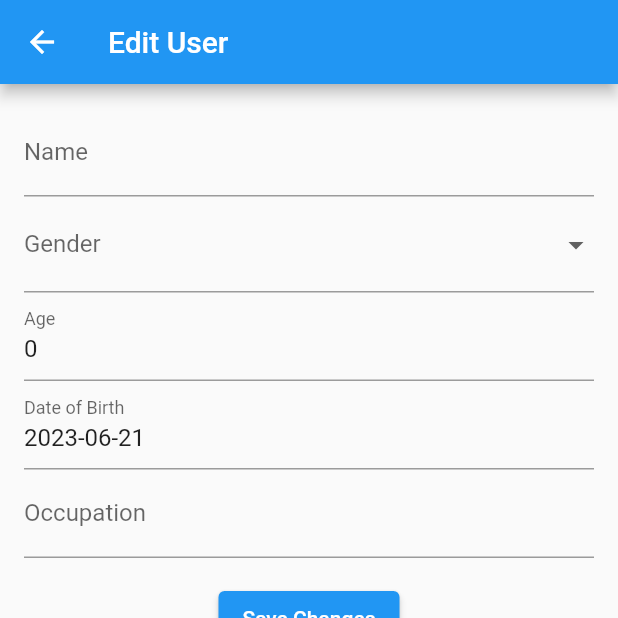
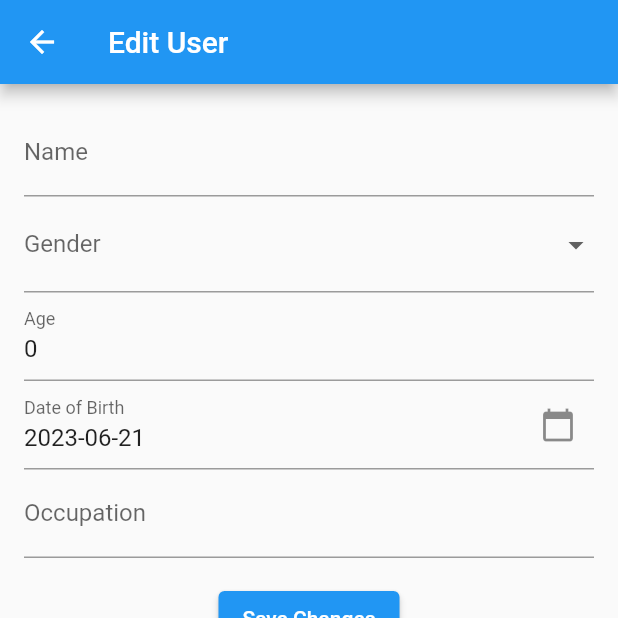
Before and after one commit to Hakobunn/realtimedatabase, a Flutter app: the EditPage screen opened directly with empty values, on a phone screen of 412 x 824 dp, the top half of it. Run offline on Flutter 3.47's test engine with Material 2 defaults, Android fonts, the phone set to English and light mode, and no system bars; our stand-ins replace firebase_core, firebase_database; accounts and stored records are empty.

```diff
--- a/lib/EditPage.dart
+++ b/lib/EditPage.dart
@@ -1,6 +1,8 @@
+//Create page and all code here Nur Athirah Zaaba
+// Alter the code to success Nur Amanina
+
 import 'package:flutter/material.dart';
 import 'package:intl/intl.dart';
-import 'package:firebase_database/firebase_database.dart';
 
 class EditPage extends StatefulWidget {
   final Map<String, dynamic> user;
@@ -16,7 +18,7 @@ class _EditPageState extends State<EditPage> {
   late TextEditingController genderController;
   late TextEditingController ageController;
   late TextEditingController dobController;
-  // late DateTime _selectedDate;
+  late DateTime _selectedDate;
   late TextEditingController occupationController;
 
   @override
@@ -29,9 +31,25 @@ class _EditPageState extends State<EditPage> {
     dobController = TextEditingController(
         text: DateFormat('yyyy-MM-dd')
             .format(DateTime.parse(widget.user['dob'])));
-    // _selectedDate = DateTime.parse(widget.user['dob']);
+    _selectedDate = DateTime.parse(widget.user['dob']);
     occupationController =
         TextEditingController(text: widget.user['occupation']);
+  }
+
+  Future<void> _selectDate(BuildContext context) async {
+    final DateTime? picked = await showDatePicker(
+      context: context,
+      initialDate: _selectedDate,
+      firstDate: DateTime(1900),
+      lastDate: DateTime.now(),
+    );
+
+    if (picked != null && picked != _selectedDate) {
+      setState(() {
+        _selectedDate = picked;
+        dobController.text = DateFormat('yyyy-MM-dd').format(_selectedDate);
+      });
+    }
   }
 
   @override
@@ -49,7 +67,6 @@ class _EditPageState extends State<EditPage> {
     String gender = genderController.text;
     int age = int.tryParse(ageController.text) ?? 0;
     String dob = dobController.text; // Store dob as String
-    // DateTime dob = DateFormat('yyyy-MM-dd').parse(dobController.text);
     print(dob);
     String occupation = occupationController.text;
 
@@ -106,8 +123,18 @@ class _EditPageState extends State<EditPage> {
               keyboardType: TextInputType.number,
             ),
             TextField(
+              readOnly: true,
               controller: dobController,
-              decoration: const InputDecoration(labelText: 'Date of Birth'),
+              decoration: InputDecoration(
+                labelText: 'Date of Birth',
+                suffixIcon: IconButton(
+                  onPressed: () => _selectDate(context),
+                  icon: Icon(Icons.calendar_today),
+                ),
+              ),
+
+              // controller: dobController,
+              // decoration: const InputDecoration(labelText: 'Date of Birth'),
             ),
             TextField(
               controller: occupationController,
```
